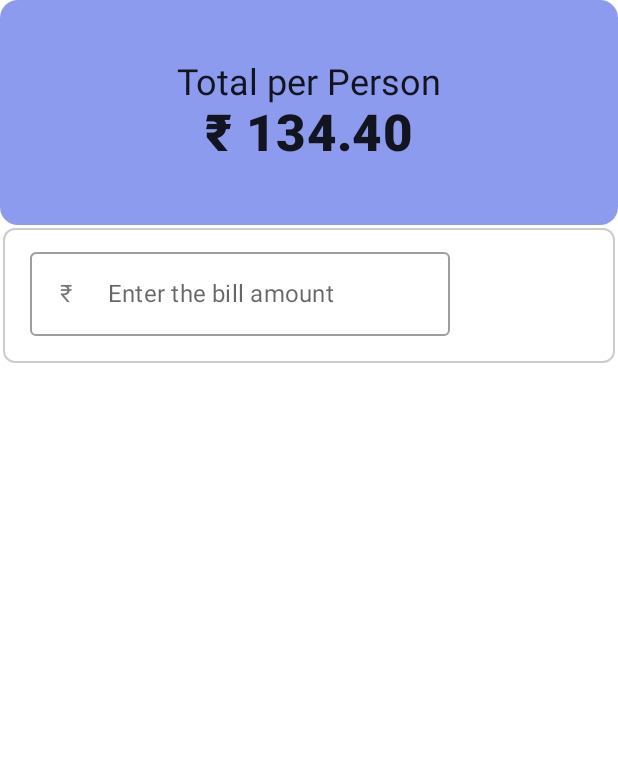
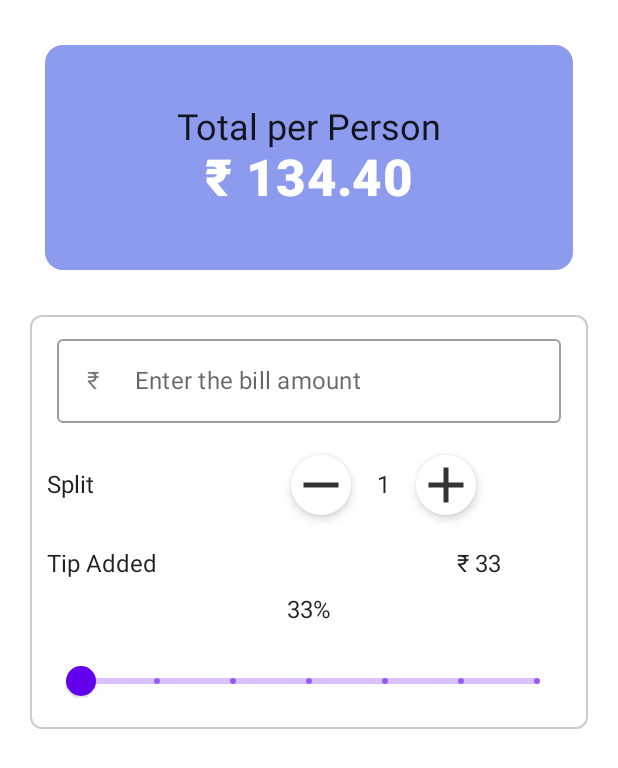
Before and after one commit to shivaprasad-bhat/SplitFoodBill-Compose, an Android app built with Jetpack Compose: the screen it shows after launch (MainActivity), on a phone screen of 412 x 824 dp. Shown: the top 768 px of the screen. Run offline under Robolectric (Android 15) with nearby library versions, the phone set to English and light mode, and no system bars.

Commit message:
feat(Split-Trip) Added + & - button functionality

```diff
--- a/app/src/main/java/me/svbneelmne/compose/splittrip/MainActivity.kt
+++ b/app/src/main/java/me/svbneelmne/compose/splittrip/MainActivity.kt
@@ -10,12 +10,14 @@ import androidx.compose.foundation.shape.CornerSize
 import androidx.compose.foundation.shape.RoundedCornerShape
 import androidx.compose.foundation.text.KeyboardActions
 import androidx.compose.material.MaterialTheme
+import androidx.compose.material.Slider
 import androidx.compose.material.Surface
 import androidx.compose.material.Text
 import androidx.compose.material.icons.Icons
 import androidx.compose.material.icons.filled.Add
 import androidx.compose.material.icons.filled.Remove
 import androidx.compose.runtime.Composable
+import androidx.compose.runtime.MutableState
 import androidx.compose.runtime.mutableStateOf
 import androidx.compose.runtime.remember
 import androidx.compose.ui.Alignment
@@ -45,7 +47,6 @@ class MainActivity : ComponentActivity() {
         setContent {
             MyApp {
                 Column {
-                    Header()
                     MainContent()
                 }
             }
@@ -68,6 +69,7 @@ fun Header(totalPerPerson: Double = 134.4) {
     Surface(
         modifier = Modifier
             .fillMaxWidth()
+            .padding(30.dp)
             .height(150.dp)
             .clip(shape = RoundedCornerShape(corner = CornerSize(12.dp))),
         //  .clip(shape = CircleShape.copy(app = CornerSize(12.dp)) can be used also
@@ -77,6 +79,7 @@ fun Header(totalPerPerson: Double = 134.4) {
             modifier = Modifier.padding(12.dp),
             verticalArrangement = Arrangement.Center,
             horizontalAlignment = Alignment.CenterHorizontally
+
         ) {
             val total = "%.2f".format(totalPerPerson)
             Text(
@@ -86,14 +89,14 @@ fun Header(totalPerPerson: Double = 134.4) {
             Text(
                 text = "$INR_Symbol $total",
                 style = MaterialTheme.typography.h4,
-                fontWeight = FontWeight.ExtraBold
+                fontWeight = FontWeight.ExtraBold,
+                color = Color.White
             )
         }
     }
 }
 
 @ExperimentalComposeUiApi
-@Preview
 @Composable
 fun MainContent() {
     BillForm() { billAmount ->
@@ -101,6 +104,7 @@ fun MainContent() {
     }
 }
 
+@Preview
 @ExperimentalComposeUiApi
 @Composable
 fun BillForm(
@@ -113,10 +117,19 @@ fun BillForm(
     val validState = remember(totalBillState.value) {
         totalBillState.value.trim().isNotEmpty() && totalBillState.value.trim().isDigitsOnly()
     }
+    val sliderPositionState = remember {
+        mutableStateOf(0f)
+    }
+    val splitByState = remember {
+        mutableStateOf(1)
+    }
+
     val keyboardController = LocalSoftwareKeyboardController.current
+
+    Header()
     Surface(
         modifier = modifier
-            .padding(2.dp)
+            .padding(top = 0.dp, end = 20.dp, start = 20.dp)
             .fillMaxWidth(),
         shape = RoundedCornerShape(corner = CornerSize(8.dp)),
         border = BorderStroke(width = 1.dp, color = Color.LightGray)
@@ -136,7 +149,57 @@ fun BillForm(
                     keyboardController?.hide()
                 }
             )
-            if (validState) {
+            if (validState || !validState) {
+                QuantitySelectionRow(modifier, splitByState)
+                // Tips Row
+                TipRow(modifier)
+                // % Row
+                Column(
+                    verticalArrangement = Arrangement.Center,
+                    horizontalAlignment = Alignment.CenterHorizontally
+                ) {
+                    Text(text = "33%")
+                    Spacer(modifier = modifier.height(14.dp))
+
+                    // Slider
+                    Slider(
+                        value = sliderPositionState.value, onValueChange = { newVal ->
+                            sliderPositionState.value = newVal
+                        },
+                        modifier = modifier.padding(start = 16.dp, end = 16.dp),
+                        steps = 5,
+                        onValueChangeFinished = {
+                            // TODO
+                        }
+                    )
+                }
+            } else {
+                Box {}
+            }
+        }
+
+    }
+}
+
+@Composable
+private fun TipRow(modifier: Modifier) {
+    Row(
+        modifier = modifier.padding(horizontal = 3.dp, vertical = 12.dp)
+    ) {
+        Text(
+            text = "Tip Added",
+            modifier = modifier.align(alignment = Alignment.CenterVertically)
+        )
+        Spacer(modifier = modifier.width(200.dp))
+        Text(
+            text = "$INR_Symbol 33",
+            modifier = modifier.align(alignment = Alignment.CenterVertically)
+        )
+    }
+}
+
+@Composable
+private fun QuantitySelectionRow(modifier: Modifier, splitValue: MutableState<Int>) {
     Row(
         modifier = modifier.padding(3.dp),
         horizontalArrangement = Arrangement.Start
@@ -153,23 +216,24 @@ fun BillForm(
             RoundIconButton(
                 imageVector = Icons.Default.Remove,
                 onClick = {
-                                Log.d("IconClick", "Minus Clicked")
+                    splitValue.value = if (splitValue.value > 1) splitValue.value - 1 else 1
                 }
             )
+
+            Text(
+                text = "${splitValue.value}",
+                modifier = modifier
+                    .align(alignment = Alignment.CenterVertically)
+                    .padding(start = 9.dp, end = 9.dp)
+            )
+
             RoundIconButton(
                 imageVector = Icons.Default.Add,
                 onClick = {
-                                Log.d("IconClick", "Plus Clicked")
-
+                    splitValue.value = splitValue.value + 1
                 }
             )
         }
-                }
-            } else {
-                Box {}
-            }
-        }
-
     }
 }
 
--- a/app/src/main/java/me/svbneelmne/compose/splittrip/components/Components.kt
+++ b/app/src/main/java/me/svbneelmne/compose/splittrip/components/Components.kt
@@ -1,5 +1,6 @@
 package me.svbneelmne.compose.splittrip.components
 
+import androidx.compose.foundation.layout.fillMaxWidth
 import androidx.compose.foundation.layout.padding
 import androidx.compose.foundation.text.KeyboardActions
 import androidx.compose.foundation.text.KeyboardOptions
@@ -31,7 +32,9 @@ fun InputField(
     OutlinedTextField(
         value = valueState.value,
         onValueChange = { valueState.value = it },
-        modifier = modifier.padding(bottom = 10.dp, start = 10.dp, end = 10.dp),
+        modifier = modifier
+            .padding(bottom = 10.dp, start = 10.dp, end = 10.dp)
+            .fillMaxWidth(),
         label = { Text(text = labelId) },
         leadingIcon = {
 //            Icon(imageVector = Icons.Rounded.AttachMoney, contentDescription = "Money Icon")
```
Lines whose indentation alone changed are shown as unchanged.
